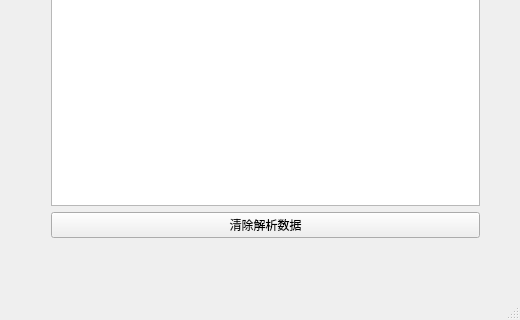
Above: ble_tools/ble_tools.ui from notrynohigh/QT_B_TP before the change; both pictures show x 380 to 900 and y 439 to 759 of the 900 by 759 pixel window. Below: the same form after it.
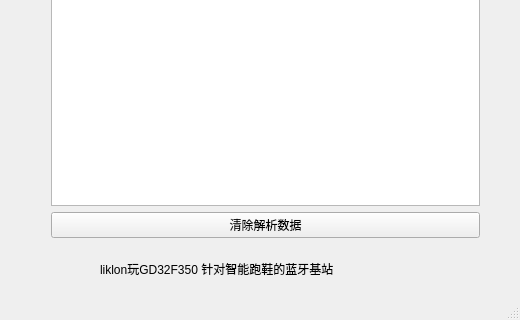
That is the form after the change. Icons and pictures are not drawn.

```diff
--- a/ble_tools/ble_tools.ui
+++ b/ble_tools/ble_tools.ui
@@ -280,6 +280,19 @@
      </item>
     </layout>
    </widget>
+   <widget class="QLabel" name="label">
+    <property name="geometry">
+     <rect>
+      <x>480</x>
+      <y>680</y>
+      <width>281</width>
+      <height>21</height>
+     </rect>
+    </property>
+    <property name="text">
+     <string>liklon玩GD32F350 针对智能跑鞋的蓝牙基站</string>
+    </property>
+   </widget>
   </widget>
   <widget class="QMenuBar" name="menuBar">
    <property name="geometry">
```
